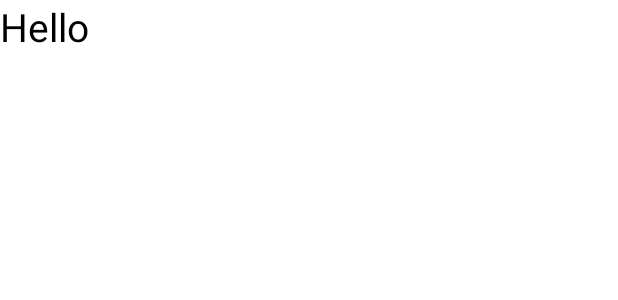
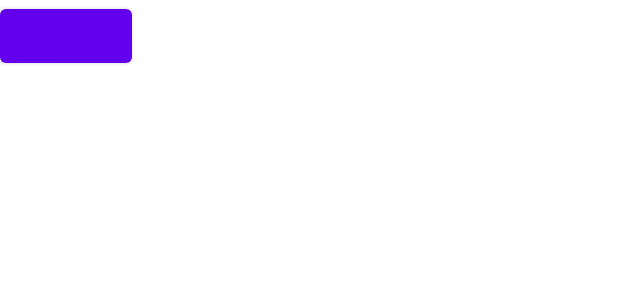
Before and after one commit to MohsinAli0899/QuickEasy-Workout-App, an Android app: the layout activity_main.xml on its own in the app's theme, with its tools: preview values and no code run, on a phone screen of 412 x 824 dp. Shown: the top 300 px of the screen. Run offline under Robolectric (Android 15) with nearby library versions, the phone set to English and light mode, and no system bars.

Commit message:
First Commit

```diff
--- a/app/src/main/res/layout/activity_main.xml
+++ b/app/src/main/res/layout/activity_main.xml
@@ -16,6 +16,9 @@
         android:text="Hello"
         android:textSize="26sp"
         android:textColor="@color/black"/>
+    <Button
+        android:layout_width="wrap_content"
+        android:layout_height="wrap_content"/>
 
 
 </RelativeLayout>
```
